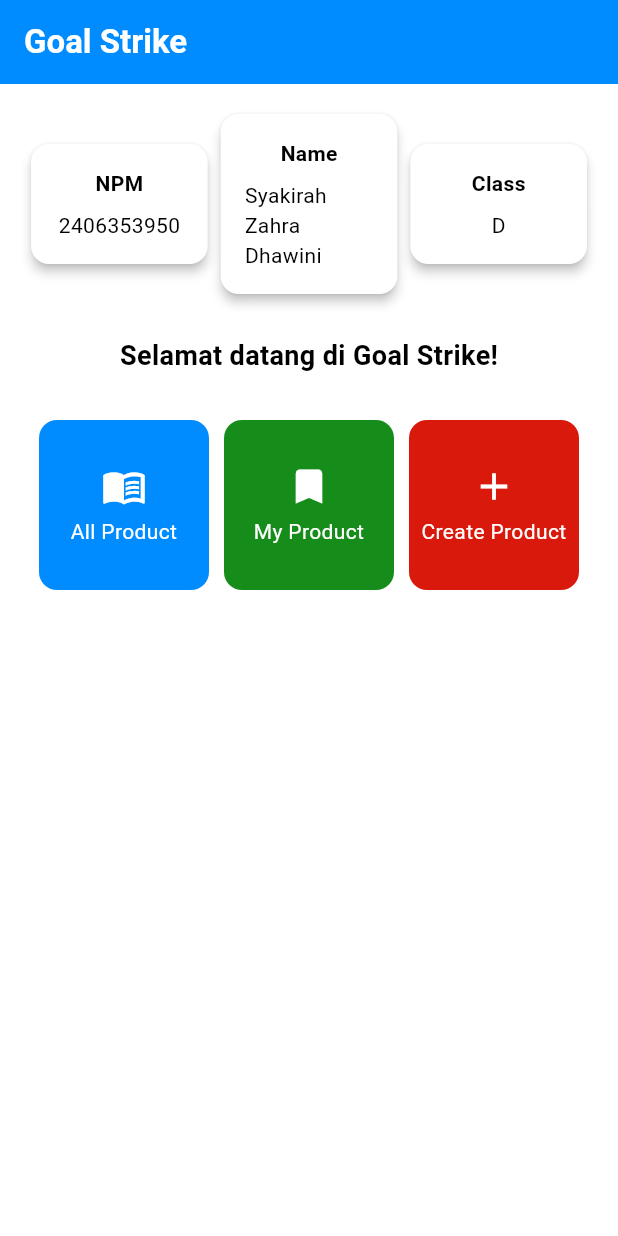
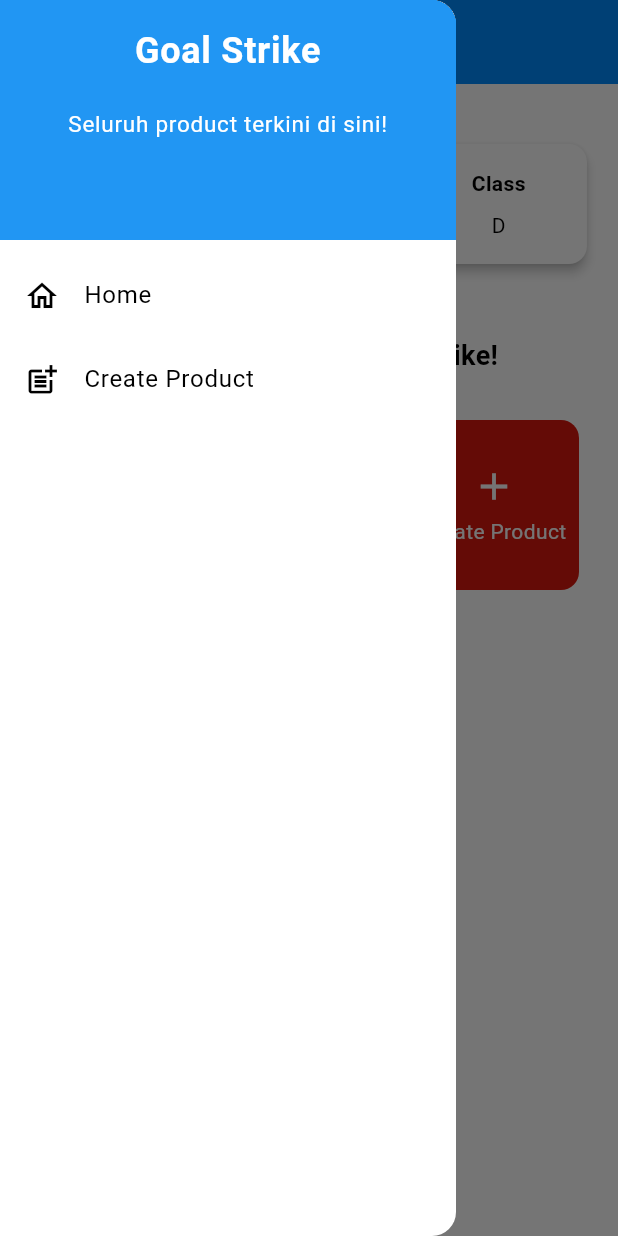
Before and after one commit to Syakirahzd/goal-strike-mobile, a Flutter app: the screen it shows after launch, with the side drawer open (before the commit the screen has no drawer), on a phone screen of 412 x 824 dp. Run offline on Flutter 3.47's test engine with Material 3 defaults, Android fonts, the light colour scheme and no system bars.

Commit message:
Tugas 8 Done

```diff
--- a/lib/main.dart
+++ b/lib/main.dart
@@ -1,5 +1,5 @@
 import 'package:flutter/material.dart';
-import 'package:goal_strike/menu.dart';
+import 'package:goal_strike/screens/menu.dart';
 
 void main() {
   runApp(const MyApp());
--- a/lib/menu.dart
+++ b/lib/screens/menu.dart
@@ -1,4 +1,7 @@
 import 'package:flutter/material.dart';
+import 'package:goal_strike/screens/productslist_form.dart';
+import 'package:goal_strike/widgets/left_drawer.dart';
+import 'package:goal_strike/widgets/products_card.dart';
 
 class MyHomePage extends StatelessWidget {
   MyHomePage({super.key});
@@ -26,6 +29,7 @@
         ),
         backgroundColor: Theme.of(context).colorScheme.secondary,
       ),
+      drawer: LeftDrawer(),
 
       body: SingleChildScrollView(
         child: Padding(
@@ -110,47 +114,3 @@
 
   ItemHomepage(this.name, this.icon, this.color);
 }
-
-class ItemCard extends StatelessWidget {
-  final ItemHomepage item;
-
-  const ItemCard(this.item, {super.key});
-
-  @override
-  Widget build(BuildContext context) {
-    return Material(
-      color: item.color,
-      borderRadius: BorderRadius.circular(12),
-      child: InkWell(
-        onTap: () {
-          ScaffoldMessenger.of(context)
-            ..hideCurrentSnackBar()
-            ..showSnackBar(
-              SnackBar(content: Text("Kamu telah menekan tombol ${item.name}!")),
-            );
-        },
-        child: Container(
-          padding: const EdgeInsets.all(8),
-          child: Center(
-            child: Column(
-              mainAxisAlignment: MainAxisAlignment.center,
-              children: [
-                Icon(
-                  item.icon,
-                  color: Colors.white,
-                  size: 30.0,
-                ),
-                const SizedBox(height: 5),
-                Text(
-                  item.name,
-                  textAlign: TextAlign.center,
-                  style: const TextStyle(color: Colors.white),
-                ),
-              ],
-            ),
-          ),
-        ),
-      ),
-    );
-  }
-}
--- /dev/null
+++ b/lib/widgets/left_drawer.dart
@@ -0,0 +1,72 @@
+import 'package:flutter/material.dart';
+import 'package:goal_strike/screens/menu.dart';
+import 'package:goal_strike/screens/productslist_form.dart';
+
+class LeftDrawer extends StatelessWidget {
+  const LeftDrawer({super.key});
+
+  @override
+  Widget build(BuildContext context) {
+    return Drawer(
+      child: ListView(
+        children: [
+          const DrawerHeader(
+            decoration: BoxDecoration(
+              color: Colors.blue,
+            ),
+            child: Column(
+              children:[
+                Text(
+                  'Goal Strike',
+                  textAlign: TextAlign.center,
+                  style: TextStyle(
+                    fontSize: 24,
+                    fontWeight: FontWeight.bold,
+                    color: Colors.white,
+                  ),
+                ),
+                Padding(padding: EdgeInsets.all(10)),
+                Text(
+                  "Seluruh product terkini di sini!",
+                  textAlign: TextAlign.center,
+                  style: TextStyle(
+                  fontSize: 15,
+                  color: Colors.white,
+                  fontWeight: FontWeight.normal,
+                ),
+                )
+              ]
+            )
+
+          ),
+          ListTile(
+            leading: const Icon(Icons.home_outlined),
+            title: const Text('Home'),
+            onTap: (){
+              Navigator.pushReplacement(
+                context,
+                MaterialPageRoute(
+                  builder: (context) => MyHomePage(),
+                ),
+              );
+            }
+          ),
+
+          ListTile(
+            leading: const Icon(Icons.post_add),
+            title: const Text('Create Product'),
+            onTap: (){
+              Navigator.pushReplacement(
+                context,
+                MaterialPageRoute(
+                  builder: (context) => ProductFormPage(),
+                ),
+              );
+            }
+          ),
+
+        ],
+      ),
+    );
+  }
+}
--- /dev/null
+++ b/lib/widgets/products_card.dart
@@ -0,0 +1,56 @@
+import 'package:flutter/material.dart';
+import 'package:goal_strike/screens/menu.dart';
+import 'package:goal_strike/screens/productslist_form.dart';
+
+class ItemCard extends StatelessWidget {
+  final ItemHomepage item;
+
+  const ItemCard(this.item, {super.key});
+
+  @override
+  Widget build(BuildContext context) {
+    return Material(
+      color: item.color,
+      borderRadius: BorderRadius.circular(12),
+      child: InkWell(
+        onTap: () {
+          ScaffoldMessenger.of(context)
+            ..hideCurrentSnackBar()
+            ..showSnackBar(
+              SnackBar(content: Text("Kamu telah menekan tombol ${item.name}!")),
+            );
+
+            if(item.name == "Create Product"){
+              Navigator.pushReplacement(
+                context,
+                MaterialPageRoute(
+                  builder: (context) => ProductFormPage(),
+                ),
+              );
+            }
+        },
+        child: Container(
+          padding: const EdgeInsets.all(8),
+          child: Center(
+            child: Column(
+              mainAxisAlignment: MainAxisAlignment.center,
+              children: [
+                Icon(
+                  item.icon,
+                  color: Colors.white,
+                  size: 30.0,
+                ),
+                const SizedBox(height: 5),
+                Text(
+                  item.name,
+                  textAlign: TextAlign.center,
+                  style: const TextStyle(color: Colors.white),
+                ),
+              ],
+            ),
+          ),
+        ),
+      ),
+    );
+  }
+}
```
Also changed, not shown: lib/screens/productslist_form.dart (added, +276 -0 lines), 1 other file.
